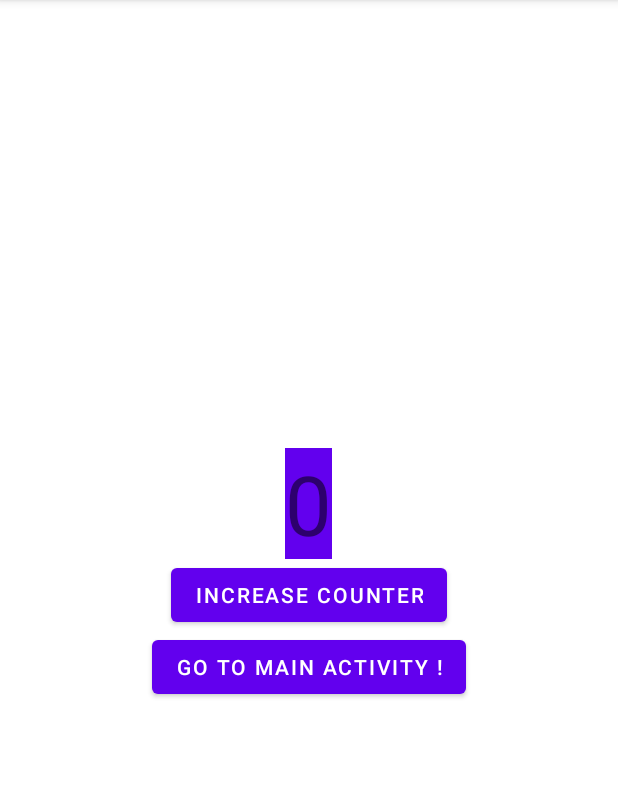
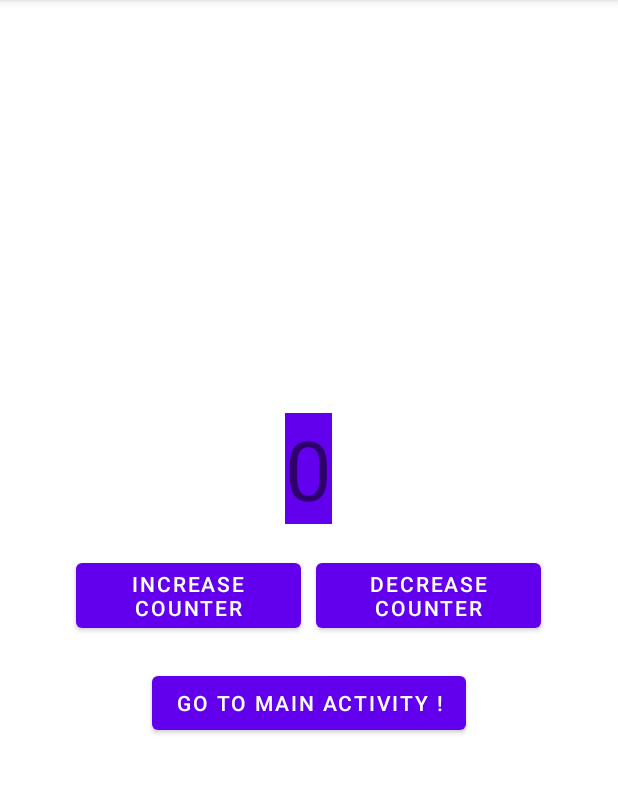
Before and after one commit to Helyousfi/android_development_course, an Android app: the scndActivity screen opened directly, with no data from a screen before it, on a phone screen of 412 x 824 dp, the part 84-878 px from its top. Run offline under Robolectric (Android 15) with nearby library versions, the phone set to English and light mode, and no system bars.

Commit message:
Features added

```diff
--- a/app/src/main/java/com/example/course/scndActivity.java
+++ b/app/src/main/java/com/example/course/scndActivity.java
@@ -14,7 +14,7 @@ public class scndActivity extends AppCompatActivity {
 
     // Name the variables for the widgets
     Button goToActivity1;
-    Button increaseCounter;
+    Button increaseCounter, decreaseCounter;
     TextView textCounter;
 
     int count = 0;
@@ -38,37 +38,33 @@ public class scndActivity extends AppCompatActivity {
             }
         });
 
-        increaseCounter = findViewById(R.id.btnCounter);
+        increaseCounter = findViewById(R.id.btnIncrease);
+        textCounter = findViewById(R.id.nbrCountTxt);
         increaseCounter.setOnClickListener(new View.OnClickListener() {
             @Override
             public void onClick(View view) {
-                textCounter = findViewById(R.id.nbrCountTxt);
+                count += 1;
                 textCounter.setText("" + count);
-                count += 1;
+            }
+        });
+
+        decreaseCounter = findViewById(R.id.btnDecrease);
+        decreaseCounter.setOnClickListener(new View.OnClickListener() {
+            @Override
+            public void onClick(View view) {
+                count -= 1;
+                textCounter.setText(""+count);
             }
         });
     }
 
     @Override
     protected void onPause() {
-        saveData();
         super.onPause();
-    }
-
-    public void saveData(){
-        sharedPreferences = getSharedPreferences("saveData", Context.MODE_PRIVATE);
-        counterValue = textCounter.getText().toString();
-        SharedPreferences.Editor editor = sharedPreferences.edit();
-        editor.putString("counterValue", counterValue);
-        editor.commit();
     }
 
     @Override
     public void onResume() {
-        sharedPreferences = getSharedPreferences("saveData", Context.MODE_PRIVATE);
-        counterValueRetrieved = sharedPreferences.getString("counterValue", null);
-        textCounter.setText(counterValueRetrieved);
-
         super.onResume();
     }
 
--- a/app/src/main/res/drawable/empty_tall_divider.xml
+++ b/app/src/main/res/drawable/empty_tall_divider.xml
@@ -2,6 +2,8 @@
 
 <shape xmlns:android="http://schemas.android.com/apk/res/android">
     <size
-        android:height="0dp"
-        android:width="10dp"/>
+        android:height="10dp"
+        android:width="10dp"
+        />
+
 </shape>
--- a/app/src/main/res/layout/activity_scnd.xml
+++ b/app/src/main/res/layout/activity_scnd.xml
@@ -21,9 +21,18 @@
         android:textSize="55dp"
         android:background="@color/purple_500"/>
 
+    <LinearLayout
+        android:layout_width="match_parent"
+        android:layout_height="wrap_content"
+        android:gravity="center"
+        android:orientation="horizontal"
+        android:divider="@drawable/empty_tall_divider"
+        android:showDividers="middle"
+        android:layout_margin="20dp">
+
         <Button
-        android:id="@+id/btnCounter"
-        android:layout_width="wrap_content"
+            android:id="@+id/btnIncrease"
+            android:layout_width="150dp"
             android:layout_height="wrap_content"
             android:text="Increase Counter"
             app:layout_constraintBottom_toTopOf="@+id/goToActivity1"
@@ -31,6 +40,19 @@
             app:layout_constraintHorizontal_bias="0.498"
             app:layout_constraintStart_toStartOf="parent"
             app:layout_constraintTop_toBottomOf="@+id/nbrCountTxt" />
+        <Button
+            android:id="@+id/btnDecrease"
+            android:layout_width="150dp"
+            android:layout_height="wrap_content"
+            android:text="Decrease Counter"
+            app:layout_constraintBottom_toTopOf="@+id/goToActivity1"
+            app:layout_constraintEnd_toEndOf="parent"
+            app:layout_constraintHorizontal_bias="0.498"
+            app:layout_constraintStart_toStartOf="parent"
+            app:layout_constraintTop_toBottomOf="@+id/nbrCountTxt" />
+
+    </LinearLayout>
+
 
     <Button
         android:id="@+id/goToActivity1"
@@ -44,6 +66,4 @@
         app:layout_constraintTop_toBottomOf="@+id/button5" />
 
 
-
-
 </LinearLayout>
```
Lines whose indentation alone changed are shown as unchanged.
